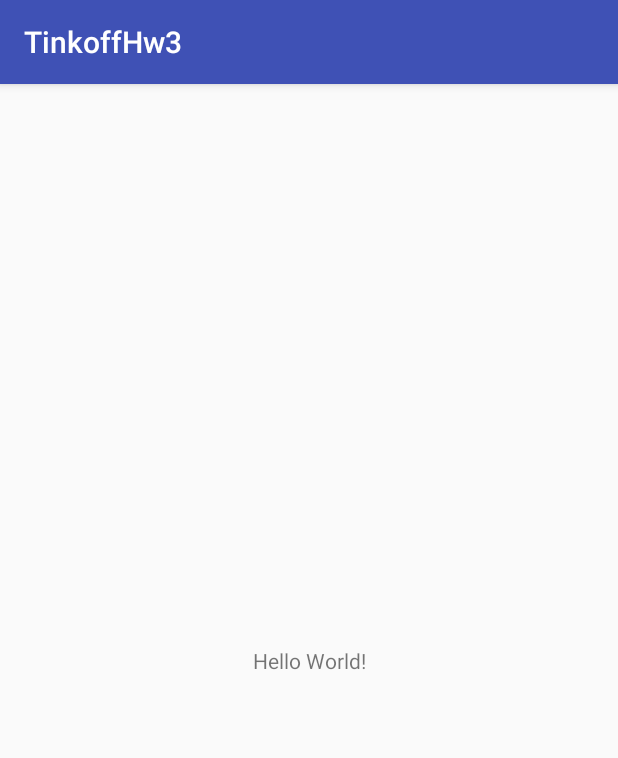
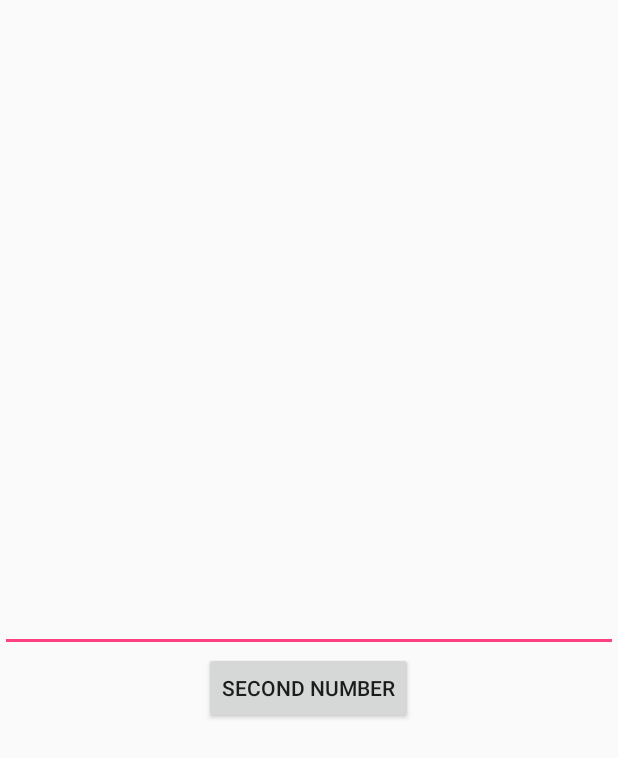
Before and after one commit to bubasstis/TinkoffHw3, an Android app: the screen it shows after launch (MainActivity), on a phone screen of 412 x 824 dp. Shown: the top 758 px of the screen. Run offline under Robolectric (Android 15) with nearby library versions, the phone set to English and light mode, and no system bars.

Commit message:
fragments

```diff
--- a/app/build.gradle
+++ b/app/build.gradle
@@ -26,5 +26,6 @@ dependencies {
     })
     compile 'com.android.support:appcompat-v7:26.+'
     compile 'com.android.support.constraint:constraint-layout:1.0.2'
+    compile 'com.android.support:support-v4:26.+'
     testCompile 'junit:junit:4.12'
 }
--- /dev/null
+++ b/app/src/main/java/com/example/sem/tinkoffhw3/FirstNumFragment.java
@@ -0,0 +1,61 @@
+package com.example.sem.tinkoffhw3;
+
+import android.content.Context;
+import android.net.Uri;
+import android.os.Bundle;
+import android.support.v4.app.Fragment;
+import android.view.LayoutInflater;
+import android.view.View;
+import android.view.ViewGroup;
+import android.widget.Button;
+import android.widget.EditText;
+
+public class FirstNumFragment extends Fragment {
+
+    private Button secondNumber;
+    private EditText firstNumber;
+    private FirstNumberFragmentListener listener;
+    private static FirstNumFragment instance;
+
+    public static FirstNumFragment newInstance() {
+        if (instance == null) instance = new FirstNumFragment();
+        return instance;
+    }
+
+
+    @Override
+    public View onCreateView(LayoutInflater inflater, ViewGroup container,
+                             Bundle savedInstanceState) {
+        View view = inflater.inflate(R.layout.fragment_first_num, container, false);
+
+        firstNumber = (EditText) view.findViewById(R.id.first_number);
+
+        secondNumber = (Button) view.findViewById(R.id.next_number);
+        secondNumber.setOnClickListener(new View.OnClickListener() {
+            @Override
+            public void onClick(View view) {
+                double number = Double.valueOf(firstNumber.getText().toString());
+                listener.firstNumberCallback(number);
+                ((MainActivity) getActivity()).getSecondFragment();
+            }
+        });
+
+        return view;
+
+    }
+
+    public interface FirstNumberFragmentListener{
+        void firstNumberCallback(double firstNumber);
+    }
+
+    @Override
+    public void onAttach(Context context) {
+        super.onAttach(context);
+        if (getActivity() instanceof FirstNumberFragmentListener){
+            listener = (FirstNumberFragmentListener) getActivity();
+        }else{
+            throw new  RuntimeException("Activity should implement FragmentListener");
+        }
+    }
+
+}
--- a/app/src/main/java/com/example/sem/tinkoffhw3/MainActivity.java
+++ b/app/src/main/java/com/example/sem/tinkoffhw3/MainActivity.java
@@ -1,13 +1,94 @@
 package com.example.sem.tinkoffhw3;
 
-import android.support.v7.app.AppCompatActivity;
+import android.support.v4.app.FragmentActivity;
+import android.support.v4.app.FragmentManager;
+import android.support.v4.app.FragmentTransaction;
 import android.os.Bundle;
 
-public class MainActivity extends AppCompatActivity {
+public class MainActivity extends FragmentActivity implements FirstNumFragment.FirstNumberFragmentListener, SecondNumFragment.SecondNumberFragmentListener,OperationFragment.OperationFragmentListener {
+
+    private FirstNumFragment firstNumFragment;
+    private SecondNumFragment secondNumFragment;
+    private OperationFragment operationFragment;
+    private ResultFragment result;
+    private double firstNumber;
+    private double secondNumber;
+    private String operation;
+
+    private FragmentManager manager;
+    private FragmentTransaction transaction;
 
     @Override
     protected void onCreate(Bundle savedInstanceState) {
         super.onCreate(savedInstanceState);
         setContentView(R.layout.activity_main);
+
+        getFirstFragment();
+    }
+
+    public void getFirstFragment(){
+        firstNumFragment = FirstNumFragment.newInstance();
+        manager = getSupportFragmentManager();
+        transaction = manager.beginTransaction();
+        transaction.replace(R.id.container, firstNumFragment).commit();
+    }
+
+
+
+    public void getSecondFragment(){
+        secondNumFragment = SecondNumFragment.newInstance();
+        manager = getSupportFragmentManager();
+        transaction = manager.beginTransaction();
+        transaction.replace(R.id.container, secondNumFragment).commit();
+    }
+
+    public void getOperationFragment(){
+        operationFragment = OperationFragment.newInstance();
+        manager = getSupportFragmentManager();
+        transaction = manager.beginTransaction();
+        transaction.replace(R.id.container, operationFragment).commit();
+    }
+
+    public void getResultFragment(){
+        if (operation.equals("plus")) {
+            double res = firstNumber + secondNumber;
+            result = ResultFragment.newInstance(res);
+            manager = getSupportFragmentManager();
+            transaction = manager.beginTransaction();
+            transaction.replace(R.id.container, result).commit();
+        }else if(operation.equals("minus")){
+            double res = firstNumber - secondNumber;
+            result = ResultFragment.newInstance(res);
+            manager = getSupportFragmentManager();
+            transaction = manager.beginTransaction();
+            transaction.replace(R.id.container, result).commit();
+        }else if (operation.equals("mult")){
+            double res = firstNumber * secondNumber;
+            result = ResultFragment.newInstance(res);
+            manager = getSupportFragmentManager();
+            transaction = manager.beginTransaction();
+            transaction.replace(R.id.container, result).commit();
+        }else if (operation.equals("div")){
+            double res = firstNumber / secondNumber;
+            result = ResultFragment.newInstance(res);
+            manager = getSupportFragmentManager();
+            transaction = manager.beginTransaction();
+            transaction.replace(R.id.container, result).commit();
+        }
+    }
+
+    @Override
+    public void firstNumberCallback(double firstNumber) {
+        this.firstNumber = firstNumber;
+    }
+
+    @Override
+    public void secondNumberCallback(double secondNumber) {
+        this.secondNumber = secondNumber;
+    }
+
+    @Override
+    public void operationCallback(String operation) {
+        this.operation = operation;
     }
 }
--- a/app/src/main/res/layout/activity_main.xml
+++ b/app/src/main/res/layout/activity_main.xml
@@ -1,18 +1,14 @@
 <?xml version="1.0" encoding="utf-8"?>
-<android.support.constraint.ConstraintLayout xmlns:android="http://schemas.android.com/apk/res/android"
-    xmlns:app="http://schemas.android.com/apk/res-auto"
-    xmlns:tools="http://schemas.android.com/tools"
+<LinearLayout xmlns:android="http://schemas.android.com/apk/res/android"
     android:layout_width="match_parent"
     android:layout_height="match_parent"
-    tools:context="com.example.sem.tinkoffhw3.MainActivity">
+    android:orientation="vertical">
+    <LinearLayout
+        android:orientation="vertical"
+        android:layout_width="match_parent"
+        android:layout_height="match_parent"
+        android:id="@+id/container">
+    </LinearLayout>
 
-    <TextView
-        android:layout_width="wrap_content"
-        android:layout_height="wrap_content"
-        android:text="Hello World!"
-        app:layout_constraintBottom_toBottomOf="parent"
-        app:layout_constraintLeft_toLeftOf="parent"
-        app:layout_constraintRight_toRightOf="parent"
-        app:layout_constraintTop_toTopOf="parent" />
 
-</android.support.constraint.ConstraintLayout>
+</LinearLayout>
--- /dev/null
+++ b/app/src/main/res/layout/fragment_first_num.xml
@@ -0,0 +1,25 @@
+<RelativeLayout xmlns:android="http://schemas.android.com/apk/res/android"
+    xmlns:tools="http://schemas.android.com/tools"
+    android:layout_width="match_parent"
+    android:layout_height="match_parent"
+    android:orientation="vertical"
+    tools:context="com.example.sem.tinkoffhw3.FirstNumFragment">
+
+    <EditText
+        android:layout_width="match_parent"
+        android:layout_height="wrap_content"
+        android:id="@+id/first_number"
+        android:gravity="center"
+        android:layout_centerVertical="true"
+        android:layout_centerHorizontal="true"
+        android:inputType="number"/>
+
+    <Button
+        android:id="@+id/next_number"
+        android:text="Second Number"
+        android:layout_width="wrap_content"
+        android:layout_height="wrap_content"
+        android:layout_below="@+id/first_number"
+        android:layout_centerHorizontal="true"/>
+
+</RelativeLayout>
--- a/app/src/main/res/values/strings.xml
+++ b/app/src/main/res/values/strings.xml
@@ -1,3 +1,5 @@
 <resources>
     <string name="app_name">TinkoffHw3</string>
+
+    <string name="hello_blank_fragment">Hello blank fragment</string>
 </resources>
```
Also changed, not shown: app/src/main/java/com/example/sem/tinkoffhw3/OperationFragment.java (added, +106 -0 lines), app/src/main/java/com/example/sem/tinkoffhw3/ResultFragment.java (added, +69 -0 lines), app/src/main/java/com/example/sem/tinkoffhw3/SecondNumFragment.java (added, +75 -0 lines), app/src/main/res/layout/fragment_operation.xml (added, +71 -0 lines), app/src/main/res/layout/fragment_result.xml (added, +36 -0 lines), app/src/main/res/layout/fragment_second_num.xml (added, +30 -0 lines).
